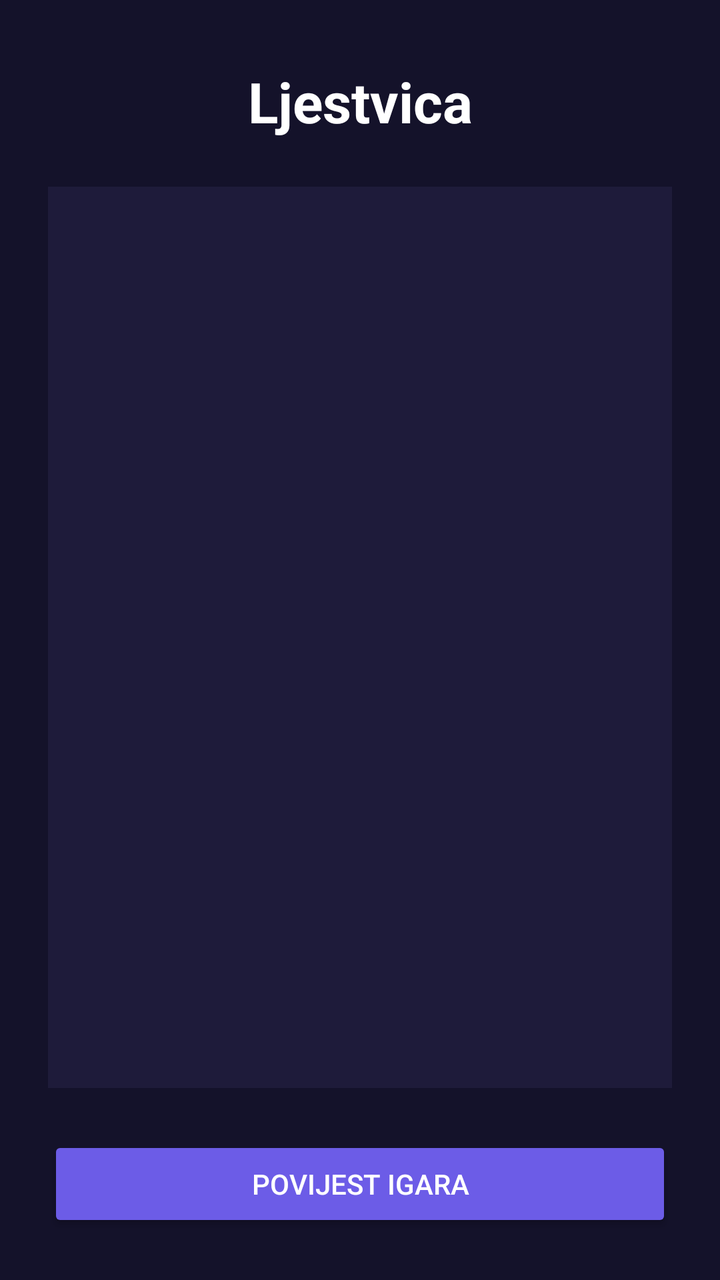
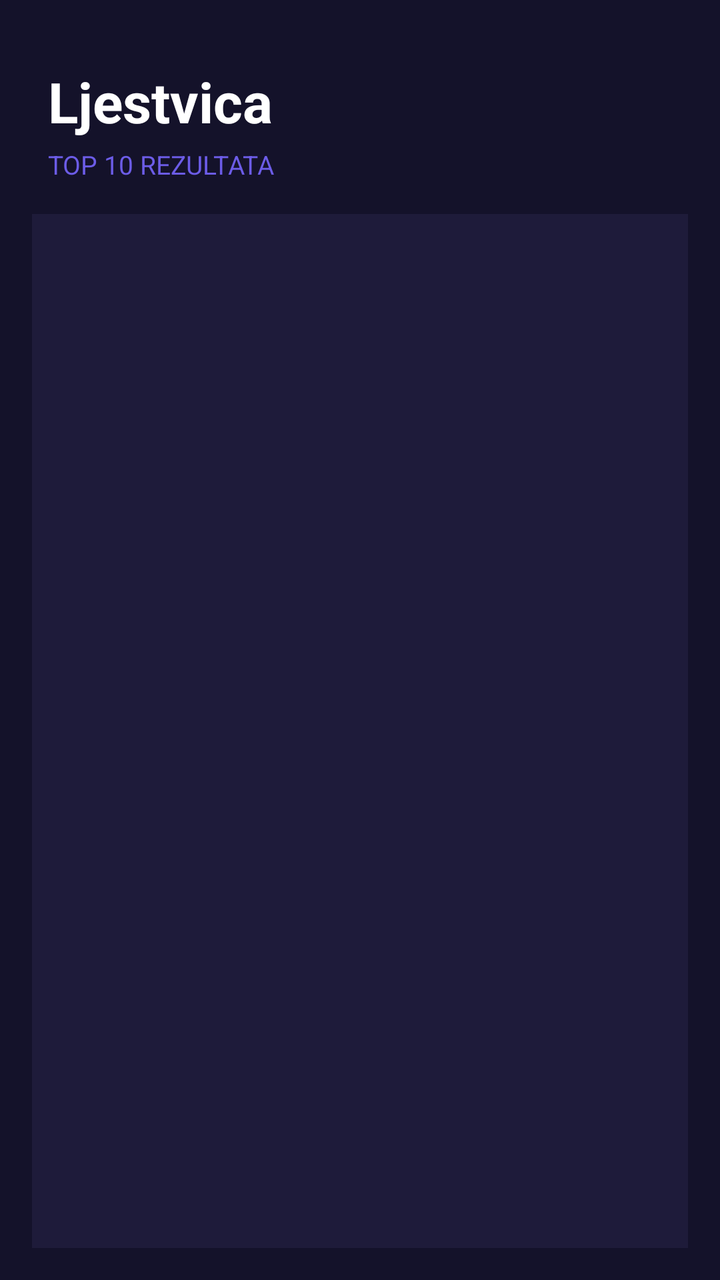

Compare the two renders of this Android layout. The source of the first and the diff that turns it into the second are given below.
<!-- AndroidManifest.xml: application theme Theme.MemojiMatch -->
<!-- res/layout/fragment_leaderboard.xml -->
<androidx.constraintlayout.widget.ConstraintLayout xmlns:android="http://schemas.android.com/apk/res/android"
    xmlns:app="http://schemas.android.com/apk/res-auto"
    android:layout_width="match_parent"
    android:layout_height="match_parent"
    android:background="@color/bg_deep">

    <TextView
        android:id="@+id/tvLBoardTitle"
        android:layout_width="wrap_content"
        android:layout_height="wrap_content"
        android:layout_marginTop="32dp"
        android:text="@string/title_leaderboard"
        android:textColor="@color/white"
        android:textSize="28sp"
        android:textStyle="bold"
        app:layout_constraintEnd_toEndOf="parent"
        app:layout_constraintStart_toStartOf="parent"
        app:layout_constraintTop_toTopOf="parent" />

    <androidx.recyclerview.widget.RecyclerView
        android:id="@+id/rvLeaderboard"
        android:layout_width="0dp"
        android:layout_height="0dp"
        android:layout_margin="24dp"
        android:background="@color/bg_main"
        app:layoutManager="androidx.recyclerview.widget.LinearLayoutManager"
        app:layout_constraintBottom_toTopOf="@id/btnGoToHistory"
        app:layout_constraintEnd_toEndOf="parent"
        app:layout_constraintStart_toStartOf="parent"
        app:layout_constraintTop_toBottomOf="@id/tvLBoardTitle" />

    <Button
        android:id="@+id/btnGoToHistory"
        android:layout_width="0dp"
        android:layout_height="wrap_content"
        android:layout_marginHorizontal="24dp"
        android:layout_marginBottom="24dp"
        android:backgroundTint="@color/accent_purple"
        android:text="@string/label_history"
        app:layout_constraintBottom_toBottomOf="parent"
        app:layout_constraintEnd_toEndOf="parent"
        app:layout_constraintStart_toStartOf="parent" />

</androidx.constraintlayout.widget.ConstraintLayout>
<!-- resources referenced by this layout -->
<resources>
  <color name="accent_purple">#6C5CE7</color>
  <color name="bg_deep">#14122A</color>
  <color name="bg_main">#1E1B3A</color>
  <color name="white">#FFFFFF</color>
  <string name="label_history">POVIJEST IGARA</string>
  <string name="title_leaderboard">Ljestvica</string>
  <style name="Theme.MemojiMatch" parent="Theme.Design.NoActionBar" />
</resources>

<!-- the commit's change to res/layout/fragment_leaderboard.xml (unified diff, before → after) -->
@@ -1,4 +1,6 @@
-<androidx.constraintlayout.widget.ConstraintLayout xmlns:android="http://schemas.android.com/apk/res/android"
+<?xml version="1.0" encoding="utf-8"?>
+<androidx.constraintlayout.widget.ConstraintLayout
+    xmlns:android="http://schemas.android.com/apk/res/android"
     xmlns:app="http://schemas.android.com/apk/res-auto"
     android:layout_width="match_parent"
     android:layout_height="match_parent"
@@ -9,36 +11,53 @@
         android:layout_width="wrap_content"
         android:layout_height="wrap_content"
         android:layout_marginTop="32dp"
+        android:layout_marginStart="24dp"
         android:text="@string/title_leaderboard"
         android:textColor="@color/white"
         android:textSize="28sp"
         android:textStyle="bold"
-        app:layout_constraintEnd_toEndOf="parent"
         app:layout_constraintStart_toStartOf="parent"
         app:layout_constraintTop_toTopOf="parent" />
+
+    <TextView
+        android:id="@+id/tvTopLabel"
+        android:layout_width="wrap_content"
+        android:layout_height="wrap_content"
+        android:layout_marginTop="4dp"
+        android:layout_marginStart="24dp"
+        android:text="@string/label_top_results"
+        android:textColor="@color/accent_purple"
+        android:textSize="13sp"
+        app:layout_constraintStart_toStartOf="parent"
+        app:layout_constraintTop_toBottomOf="@id/tvLBoardTitle" />
 
     <androidx.recyclerview.widget.RecyclerView
         android:id="@+id/rvLeaderboard"
         android:layout_width="0dp"
         android:layout_height="0dp"
-        android:layout_margin="24dp"
+        android:layout_marginTop="16dp"
+        android:layout_marginHorizontal="16dp"
+        android:layout_marginBottom="16dp"
         android:background="@color/bg_main"
         app:layoutManager="androidx.recyclerview.widget.LinearLayoutManager"
-        app:layout_constraintBottom_toTopOf="@id/btnGoToHistory"
-        app:layout_constraintEnd_toEndOf="parent"
+        app:layout_constraintTop_toBottomOf="@id/tvTopLabel"
+        app:layout_constraintBottom_toBottomOf="parent"
         app:layout_constraintStart_toStartOf="parent"
-        app:layout_constraintTop_toBottomOf="@id/tvLBoardTitle" />
+        app:layout_constraintEnd_toEndOf="parent" />
 
-    <Button
-        android:id="@+id/btnGoToHistory"
+    <TextView
+        android:id="@+id/tvEmpty"
         android:layout_width="0dp"
         android:layout_height="wrap_content"
-        android:layout_marginHorizontal="24dp"
-        android:layout_marginBottom="24dp"
-        android:backgroundTint="@color/accent_purple"
-        android:text="@string/label_history"
-        app:layout_constraintBottom_toBottomOf="parent"
-        app:layout_constraintEnd_toEndOf="parent"
-        app:layout_constraintStart_toStartOf="parent" />
+        android:layout_marginHorizontal="32dp"
+        android:gravity="center"
+        android:text="@string/leaderboard_empty"
+        android:textColor="@color/hint"
+        android:textSize="15sp"
+        android:visibility="gone"
+        app:layout_constraintTop_toTopOf="@id/rvLeaderboard"
+        app:layout_constraintBottom_toBottomOf="@id/rvLeaderboard"
+        app:layout_constraintStart_toStartOf="parent"
+        app:layout_constraintEnd_toEndOf="parent" />
 
 </androidx.constraintlayout.widget.ConstraintLayout>
<!-- resource entries referenced after the edit -->
@@ -3,8 +3,10 @@
   <color name="accent_purple">#6C5CE7</color>
   <color name="bg_deep">#14122A</color>
   <color name="bg_main">#1E1B3A</color>
+  <color name="hint">#8B86B0</color>
   <color name="white">#FFFFFF</color>
-  <string name="label_history">POVIJEST IGARA</string>
+  <string name="label_top_results">TOP 10 REZULTATA</string>
+  <string name="leaderboard_empty">Još nema rezultata —\nodigraj prvu igru!</string>
   <string name="title_leaderboard">Ljestvica</string>
   <style name="Theme.MemojiMatch" parent="Theme.Design.NoActionBar" />
 </resources>
